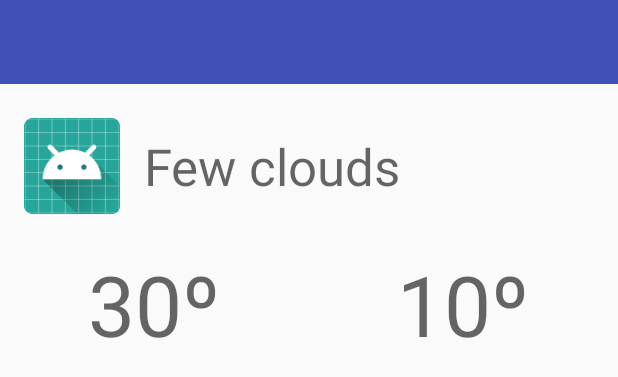
After one commit to BlackWacth/WeatherWithKotlin, an Android app: the layout activity_detail.xml on its own in the app's theme, with its tools: preview values and no code run, on a phone screen of 412 x 824 dp. The commit adds this screen. Shown: the top 377 px of the screen. Run offline under Robolectric (Android 15) with nearby library versions, the phone set to English and light mode, and no system bars.

Commit message:
完善详情

```diff
--- a/app/src/main/AndroidManifest.xml
+++ b/app/src/main/AndroidManifest.xml
@@ -15,10 +15,11 @@
         <activity android:name=".ui.activity.MainActivity">
             <intent-filter>
                 <action android:name="android.intent.action.MAIN"/>
-
                 <category android:name="android.intent.category.LAUNCHER"/>
             </intent-filter>
         </activity>
+
+        <activity android:name=".ui.activity.DetailActivity"/>
     </application>
 
 </manifest>
--- /dev/null
+++ b/app/src/main/java/com/bruce/weather/extensions/ContentExtensions.kt
@@ -0,0 +1,6 @@
+package com.bruce.weather.extensions
+
+import android.content.Context
+import android.support.v4.content.ContextCompat
+
+fun Context.color(res: Int) = ContextCompat.getColor(this, res)
--- a/app/src/main/java/com/bruce/weather/extensions/ViewExtensions.kt
+++ b/app/src/main/java/com/bruce/weather/extensions/ViewExtensions.kt
@@ -2,6 +2,11 @@ package com.bruce.weather.extensions
 
 import android.content.Context
 import android.view.View
+import android.widget.TextView
 
 val View.ctx: Context
     get() = context
+
+var TextView.textColor: Int
+    get() = currentTextColor
+    set(value) = setTextColor(value)
--- a/app/src/main/java/com/bruce/weather/ui/activity/MainActivity.kt
+++ b/app/src/main/java/com/bruce/weather/ui/activity/MainActivity.kt
@@ -8,9 +8,8 @@ import com.bruce.weather.R
 import com.bruce.weather.domain.commands.RequestForecastCommand
 import com.bruce.weather.ui.adapters.ForecastListAdapter
 import kotlinx.android.synthetic.main.activity_main.*
-import org.jetbrains.anko.custom.async
 import org.jetbrains.anko.doAsync
-import org.jetbrains.anko.toast
+import org.jetbrains.anko.startActivity
 import org.jetbrains.anko.uiThread
 
 class MainActivity : AppCompatActivity() {
@@ -28,7 +27,7 @@ class MainActivity : AppCompatActivity() {
             Log.i(javaClass.simpleName, "result = " + result)
             uiThread {
                 forecast_list.adapter = ForecastListAdapter(result) {
-                    toast(it.date.toString())
+                    startActivity<DetailActivity>(DetailActivity.ID to it.id, DetailActivity.CITY_NAME to result.city)
                 }
             }
         }
--- /dev/null
+++ b/app/src/main/res/layout/activity_detail.xml
@@ -0,0 +1,63 @@
+<LinearLayout
+    xmlns:android="http://schemas.android.com/apk/res/android"
+    xmlns:tools="http://schemas.android.com/tools"
+    android:layout_width="match_parent"
+    android:layout_height="match_parent"
+    android:orientation="vertical">
+
+    <include layout="@layout/toolbar"/>
+
+    <LinearLayout
+        android:layout_width="match_parent"
+        android:layout_height="wrap_content"
+        android:gravity="center_vertical"
+        android:orientation="horizontal"
+        android:paddingLeft="@dimen/activity_horizontal_margin"
+        android:paddingRight="@dimen/activity_horizontal_margin"
+        android:paddingTop="@dimen/activity_vertical_margin"
+        tools:ignore="UseCompoundDrawables">
+
+        <ImageView
+            android:id="@+id/icon"
+            android:layout_width="64dp"
+            android:layout_height="64dp"
+            tools:ignore="ContentDescription"
+            tools:src="@mipmap/ic_launcher"/>
+
+        <TextView
+            android:id="@+id/weatherDescription"
+            android:layout_width="wrap_content"
+            android:layout_height="wrap_content"
+            android:layout_margin="@dimen/spacing_xlarge"
+            android:textAppearance="@style/TextAppearance.AppCompat.Display1"
+            tools:text="Few clouds"/>
+
+    </LinearLayout>
+
+    <LinearLayout
+        android:layout_width="match_parent"
+        android:layout_height="wrap_content">
+
+        <TextView
+            android:id="@+id/maxTemperature"
+            android:layout_width="0dp"
+            android:layout_height="wrap_content"
+            android:layout_margin="@dimen/spacing_xlarge"
+            android:layout_weight="1"
+            android:gravity="center_horizontal"
+            android:textAppearance="@style/TextAppearance.AppCompat.Display3"
+            tools:text="30º"/>
+
+        <TextView
+            android:id="@+id/minTemperature"
+            android:layout_width="0dp"
+            android:layout_height="wrap_content"
+            android:layout_margin="@dimen/spacing_xlarge"
+            android:layout_weight="1"
+            android:gravity="center_horizontal"
+            android:textAppearance="@style/TextAppearance.AppCompat.Display3"
+            tools:text="10º"/>
+
+    </LinearLayout>
+
+</LinearLayout>
--- /dev/null
+++ b/app/src/main/res/layout/toolbar.xml
@@ -0,0 +1,11 @@
+<?xml version="1.0" encoding="utf-8"?>
+
+<android.support.v7.widget.Toolbar
+    android:id="@+id/toolbar"
+    xmlns:android="http://schemas.android.com/apk/res/android"
+    xmlns:app="http://schemas.android.com/apk/res-auto"
+    android:layout_width="match_parent"
+    android:layout_height="?attr/actionBarSize"
+    android:background="?attr/colorPrimary"
+    android:theme="@style/ThemeOverlay.AppCompat.Dark.ActionBar"
+    app:popupTheme="@style/ThemeOverlay.AppCompat.Light"/>
```
Also changed, not shown: app/src/main/java/com/bruce/weather/domain/commands/RequestDayForecastCommand.kt (added, +10 -0 lines), app/src/main/java/com/bruce/weather/extensions/ExtensionUtils.kt (added, +9 -0 lines), app/src/main/java/com/bruce/weather/ui/activity/DetailActivity.kt (added, +54 -0 lines).
